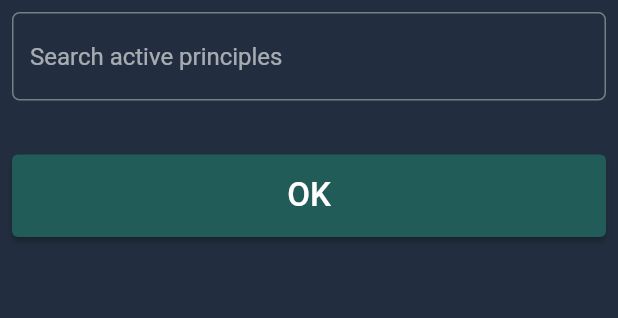
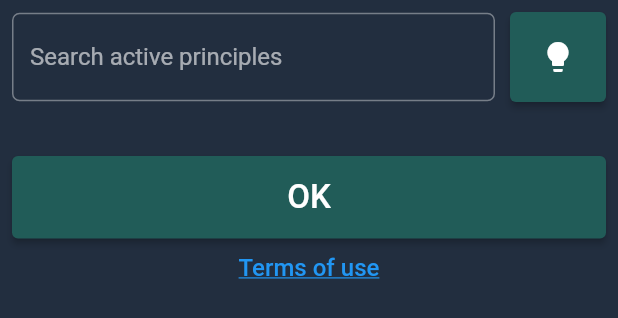
Before and after one commit to AhmedEzio47/dose_calculator_for_vets, a Flutter app: the ActivePrincipleBottomSheet widget shown alone on an empty page, opened directly, on a phone screen of 412 x 824 dp. Shown: the top 318 px of the screen. Run offline on Flutter 3.47's test engine with Material 2 defaults, Android fonts, the phone set to English and light mode, and no system bars; our stand-ins replace bloc, cloud_firestore, dartz, equatable, firebase_core, flutter_bloc and 6 more; accounts and stored records are empty.

Commit message:
-Terms of use page

```diff
--- a/assets/locale/en.json
+++ b/assets/locale/en.json
@@ -41,5 +41,7 @@
   "drugName" : "Drug/Active principle name",
   "notes" : "Notes",
   "submit" : "Submit",
-  "suggestDrug" : "Suggest drug/active principle"
+  "suggestDrug" : "Suggest drug/active principle",
+  "termsOfUse" : "Terms of use",
+  "termsOfUseDetails" : "1- The equation used in the calculation is: (Quantity in millimetres * Dose per unit mass in (mg/kg) or (mg/lb) * Animal mass in kilograms (kg) or pounds (lb)) / Drug concentration in milligrams\n\n 2- Active principles data is mainly copied from www.petplace.com\n\n 3- All doses are shown as averages of min & max doses\n\n 4- In some active principles there are comments written in red, if you find a different dose which satisfies your case, please copy it manually to the Dose per unit mass field"
 }
--- a/lib/core/constants/app_constants.dart
+++ b/lib/core/constants/app_constants.dart
@@ -7,5 +7,5 @@ class AppConstants {
   static const String playStoreUrl =
       "https://play.google.com/store/apps/details?id=com.ahmednabil.dose_calculator_for_vets";
   static MassUnitValues? massUnit;
-  static int decimalPrecision = 8;
+  static int decimalPrecision = 5;
 }
--- a/lib/core/locale/translation_keys.dart
+++ b/lib/core/locale/translation_keys.dart
@@ -42,4 +42,6 @@ class TranslationKeys {
   static const String notes = 'notes';
   static const String submit = 'submit';
   static const String suggestDrug = 'suggestDrug';
+  static const String termsOfUse = 'termsOfUse';
+  static const String termsOfUseDetails = 'termsOfUseDetails';
 }
--- a/lib/presentation/pages/home/widgets/active_principle_bottom_sheet.dart
+++ b/lib/presentation/pages/home/widgets/active_principle_bottom_sheet.dart
@@ -3,6 +3,7 @@ import 'package:dose_calculator_for_vets/core/locale/app_localization.dart';
 import 'package:dose_calculator_for_vets/core/locale/translation_keys.dart';
 import 'package:dose_calculator_for_vets/presentation/pages/app_view/blocs/units/units_bloc.dart';
 import 'package:dose_calculator_for_vets/presentation/pages/home/widgets/species_drop_down.dart';
+import 'package:dose_calculator_for_vets/presentation/routes/app_routes.dart';
 import 'package:dose_calculator_for_vets/presentation/widgets/general_btn.dart';
 import 'package:flutter/material.dart';
 import 'package:flutter_bloc/flutter_bloc.dart';
@@ -32,7 +33,22 @@ class _ActivePrincipleBottomSheetState
           child: Column(
             crossAxisAlignment: CrossAxisAlignment.start,
             children: [
-              SearchActivePrinciplesField(),
+              Row(
+                children: [
+                  Expanded(child: SearchActivePrinciplesField()),
+                  const SizedBox(
+                    width: 10,
+                  ),
+                  SizedBox(
+                    height: 60,
+                    child: ElevatedButton(
+                      onPressed: () => Navigator.of(context)
+                          .pushNamed(AppRoutes.suggestDrug),
+                      child: const Icon(Icons.lightbulb),
+                    ),
+                  ),
+                ],
+              ),
               const SizedBox(
                 height: 16,
               ),
@@ -70,10 +86,28 @@ class _ActivePrincipleBottomSheetState
                 height: 20,
               ),
               GeneralBtn(
-                  onPressed: () => Navigator.of(context).pop(),
-                  text: AppLocalizations.instance.translate(
-                    TranslationKeys.ok,
-                  ))
+                onPressed: () => Navigator.of(context).pop(),
+                text: AppLocalizations.instance.translate(
+                  TranslationKeys.ok,
+                ),
+              ),
+              const SizedBox(
+                height: 10,
+              ),
+              Center(
+                child: InkWell(
+                    onTap: () =>
+                        Navigator.of(context).pushNamed(AppRoutes.termsOfUse),
+                    child: Text(
+                      AppLocalizations.instance
+                          .translate(TranslationKeys.termsOfUse),
+                      style: TextStyles.medium.copyWith(
+                        color: Colors.blue,
+                        fontSize: 16,
+                        decoration: TextDecoration.underline,
+                      ),
+                    )),
+              ),
             ],
           ),
         );
--- a/lib/presentation/routes/app_routes.dart
+++ b/lib/presentation/routes/app_routes.dart
@@ -4,6 +4,7 @@ import 'package:dose_calculator_for_vets/presentation/pages/home/home_page.dart'
 import 'package:dose_calculator_for_vets/presentation/pages/how_to_use/how_to_use_page.dart';
 import 'package:dose_calculator_for_vets/presentation/pages/suggest_drug/bloc/suggestion_bloc.dart';
 import 'package:dose_calculator_for_vets/presentation/pages/suggest_drug/suggest_drug_page.dart';
+import 'package:dose_calculator_for_vets/presentation/pages/terms_of_use/terms_of_use_page.dart';
 import 'package:flutter/material.dart';
 import 'package:flutter_bloc/flutter_bloc.dart';
 
@@ -16,6 +17,7 @@ class AppRoutes {
   static const String history = '/history';
   static const String howToUse = '/howToUse';
   static const String suggestDrug = '/suggestDrug';
+  static const String termsOfUse = '/termsOfUse';
 
   static Route<dynamic> generateRoute(RouteSettings settings) {
     late Map args;
@@ -43,6 +45,8 @@ class AppRoutes {
                 ));
       case AppRoutes.howToUse:
         return MaterialPageRoute(builder: (_) => const HowToUsePage());
+      case AppRoutes.termsOfUse:
+        return MaterialPageRoute(builder: (_) => const TermsOfUsePage());
       default:
         return _errorRoute();
     }
```
Also changed, not shown: lib/presentation/pages/home/home_page.dart (+6 -1 lines), lib/presentation/pages/terms_of_use/terms_of_use_page.dart (added, +30 -0 lines).
